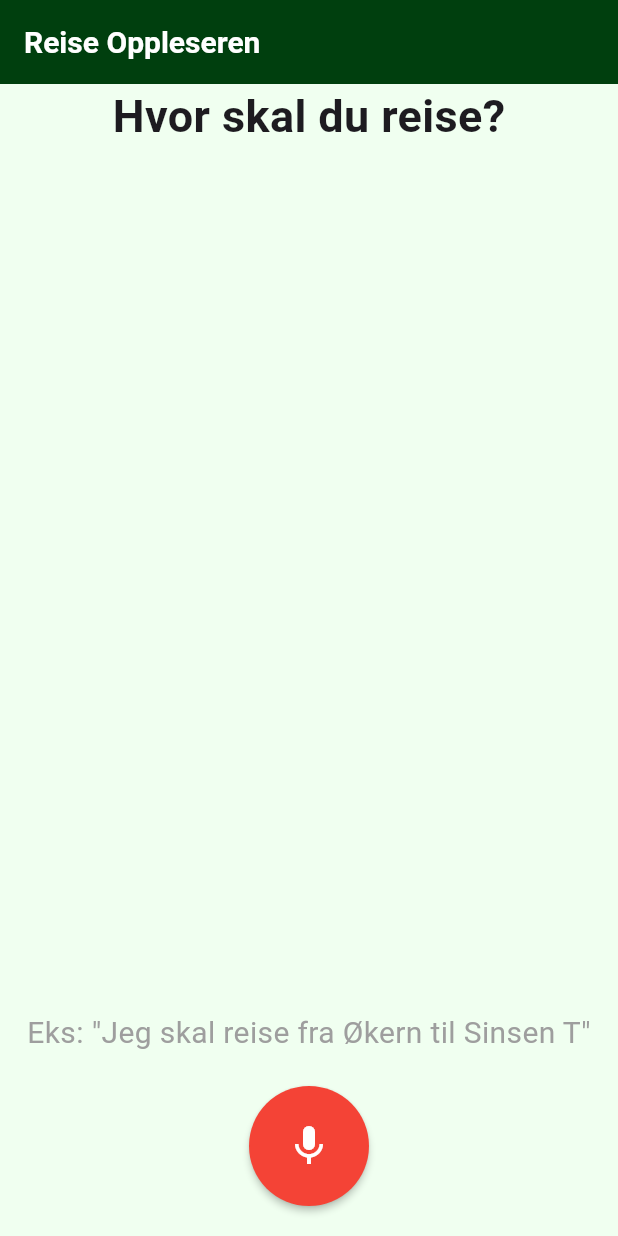
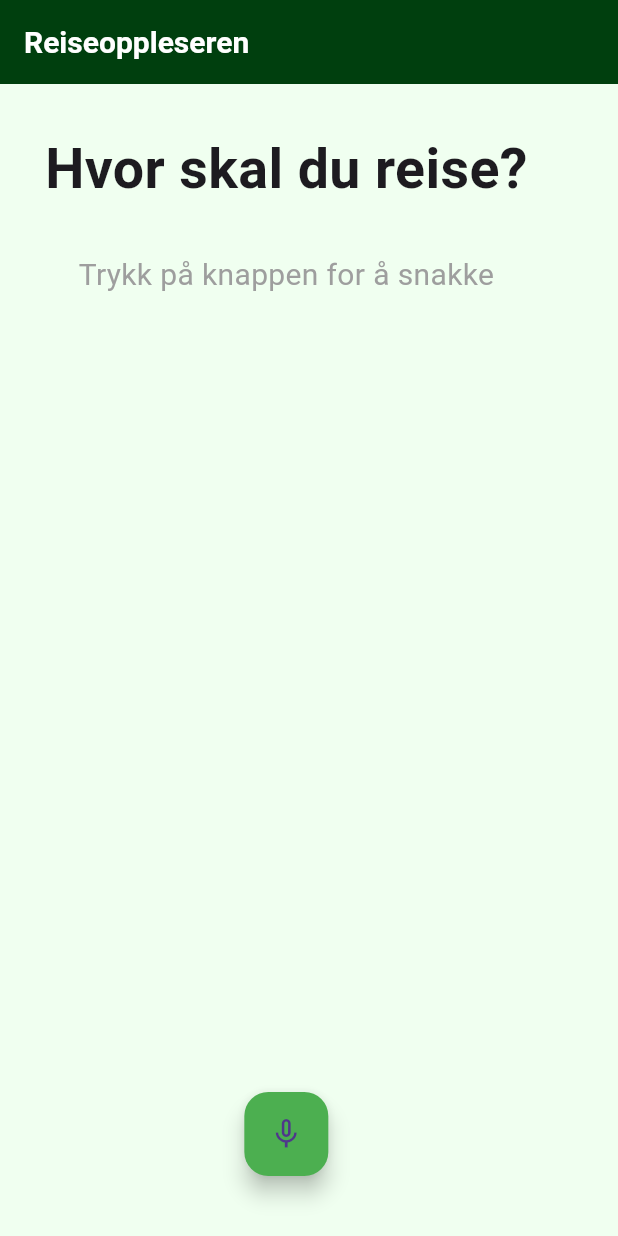
Before and after one commit to chipzymango/avgangsoppleser, a Flutter app: the screen it shows after launch, on a phone screen of 412 x 824 dp. Run offline on Flutter 3.47's test engine with Material 3 defaults, Android fonts, the phone set to English and light mode, and no system bars; our stand-ins replace speech_to_text.

Commit message:
Rewritten code and updated files

```diff
--- a/lib/main.dart
+++ b/lib/main.dart
@@ -1,8 +1,9 @@
 import 'package:flutter/material.dart';
+import 'package:speech_to_text/speech_to_text.dart' as stt;
 
 void main() {
   // program starts executing here
-  runApp(MyApp());
+  runApp(const MyApp());
 }
 
 class MyApp extends StatelessWidget {
@@ -11,43 +12,79 @@ class MyApp extends StatelessWidget {
   @override
   Widget build(BuildContext context) {
     return MaterialApp(
+      title: 'Reiseoppleseren',
       theme: ThemeData(
-            scaffoldBackgroundColor: Color.fromARGB(255, 240, 255, 240)),
-        home: Scaffold(
+        scaffoldBackgroundColor: const Color.fromARGB(255, 240, 255, 240)
+      ),
+      home: const SpeechScreen()
+    );
+  }
+}
+
+class SpeechScreen extends StatefulWidget {
+  const SpeechScreen({super.key});
+
+  @override
+  _SpeechScreenState createState() => _SpeechScreenState();
+}
+
+class _SpeechScreenState extends State<SpeechScreen> {
+  late stt.SpeechToText _speech;
+  final bool _isListening = false;
+  final String _text = "Trykk på knappen for å snakke";
+  final double _confidence = 1.0;
+
+  @override
+  void initState() {
+    // TODO: implement initState
+    super.initState();
+    _speech = stt.SpeechToText();
+  }
+
+  @override
+  Widget build(BuildContext context) {
+    return Scaffold (
       appBar: AppBar(
-              title: const Text("Reise Oppleseren",
+        title: const Text("Reiseoppleseren",
           style: TextStyle(fontSize: 20, fontWeight: FontWeight.w600)),
-              backgroundColor: Color.fromARGB(255, 0, 63, 14),
+        backgroundColor: const Color.fromARGB(255, 0, 63, 14),
         foregroundColor: Colors.white,
       ),
+      floatingActionButtonLocation: FloatingActionButtonLocation.centerFloat,
+
       body: Column(
         children: [
           Container(
-                    height: 300,
-                    child: const Text("Hvor skal du reise?",
+            padding: const EdgeInsets.fromLTRB(30.0, 30.0, 30.0, 30.0),
+            child: const Text(
+              "Hvor skal du reise?",
               style: TextStyle(
-                            fontSize: 30, fontWeight: FontWeight.bold))),
+                fontSize: 37,
+                fontWeight: FontWeight.bold
+                ),
+              )
+          ),
           Expanded(
-                  child: Container(), // container to take the available space
+            child: Container(
+              child: const Text(
+                "Trykk på knappen for å snakke",
+                style: TextStyle(
+                  fontSize: 20,
+                  color: Colors.grey
+                  )
+              )
+            )
           ),
+
           Container(
-                    height: 50,
-                    child: const Text(
-                        'Eks: "Jeg skal reise fra Økern til Sinsen T"',
-                        style: TextStyle(fontSize: 20, color: Colors.grey))),
-                Container(
-                    width: 80,
-                    height: 80,
-                    margin: const EdgeInsets.only(bottom: 20),
-                    child: MaterialButton(
-                        onPressed: () {
-                          print("Pressed!");
-                        },
-                        color: Colors.red,
-                        shape: const CircleBorder(),
-                        child: const Icon(Icons.mic,
-                            size: 32, color: Colors.white)))
-              ],
-            )));
+            padding: const EdgeInsets.fromLTRB(0,0,0,40.0),
+            child: FloatingActionButton(
+              onPressed: () {},
+              backgroundColor: Colors.green,
+              child: Icon(_isListening ? Icons.mic : Icons.mic_none),
+            ),
+          ),
+      ])
+    );
   }
 }
--- a/pubspec.yaml
+++ b/pubspec.yaml
@@ -32,9 +32,11 @@ dependencies:
     sdk: flutter
 
 
+
   # The following adds the Cupertino Icons font to your application.
   # Use with the CupertinoIcons class for iOS style icons.
   cupertino_icons: ^1.0.6
+  speech_to_text:
 
 dev_dependencies:
   flutter_test:
@@ -45,7 +47,7 @@ dev_dependencies:
   # activated in the `analysis_options.yaml` file located at the root of your
   # package. See that file for information about deactivating specific lint
   # rules and activating additional ones.
-  flutter_lints: ^3.0.0
+  flutter_lints: ^4.0.0
 
 # For information on the generic Dart part of this file, see the
 # following page: https://dart.dev/tools/pub/pubspec
```
Also changed, not shown: pubspec.lock, 7 other files. Lines whose indentation alone changed are shown as unchanged.
